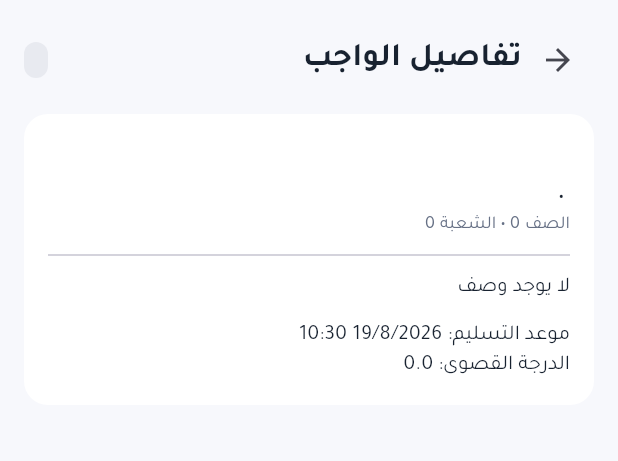
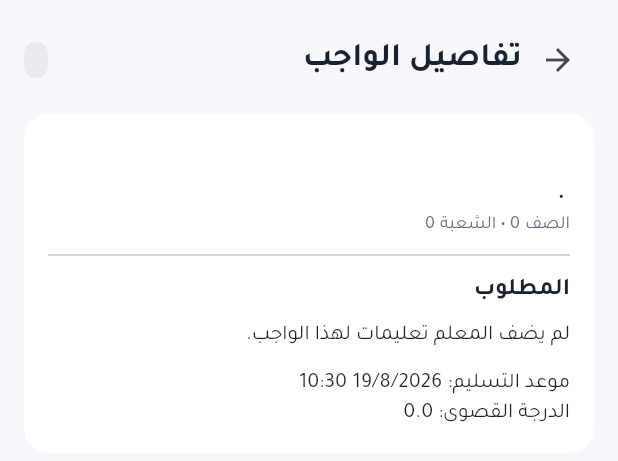
Before and after one commit to bamalliss84/school_saas, a Flutter app: the StudentHomeworkDetailScreen widget shown alone on an empty page, opened directly with empty values, on a phone screen of 412 x 824 dp. Shown: the top 461 px of the screen. Run offline on Flutter 3.47's test engine with Material 3 defaults, Android fonts, the phone set to English and light mode, and no system bars; our stand-ins replace dio, drift, drift_flutter, flutter_riverpod, flutter_secure_storage, go_router and 1 more; accounts and stored records are empty; generated files the repository leaves out were written again.

Commit message:
Integrate homework instructions and attachments

```diff
--- a/mobile_app/lib/features/student/homework/domain/homework_models.dart
+++ b/mobile_app/lib/features/student/homework/domain/homework_models.dart
@@ -35,6 +35,7 @@ class HomeworkSubmissionModel {
     this.submittedAt,
     this.gradedAt,
     this.returnedAt,
+    this.attachments = const [],
   });
 
   final int id;
@@ -47,6 +48,7 @@ class HomeworkSubmissionModel {
   final DateTime? submittedAt;
   final DateTime? gradedAt;
   final DateTime? returnedAt;
+  final List<HomeworkAttachment> attachments;
 
   factory HomeworkSubmissionModel.fromJson(Map<String, dynamic> json) =>
       HomeworkSubmissionModel(
@@ -60,6 +62,10 @@ class HomeworkSubmissionModel {
         submittedAt: _date(json['submitted_at']),
         gradedAt: _date(json['graded_at']),
         returnedAt: _date(json['returned_at']),
+        attachments: (json['attachments'] as List? ?? const [])
+            .map((item) => HomeworkAttachment.fromJson(
+                Map<String, dynamic>.from(item as Map)))
+            .toList(),
       );
 }
 
--- a/mobile_app/lib/features/student/homework/presentation/homework_screens.dart
+++ b/mobile_app/lib/features/student/homework/presentation/homework_screens.dart
@@ -1,3 +1,4 @@
+import 'package:file_picker/file_picker.dart';
 import 'package:flutter/material.dart';
 
 import '../../../../core/design_system/components.dart';
@@ -147,6 +148,8 @@ class StudentHomeworkDetailScreen extends StatefulWidget {
     required this.onBack,
     required this.onSave,
     required this.onSubmit,
+    required this.onUploadAttachments,
+    required this.onDeleteAttachment,
     required this.onDownload,
   });
 
@@ -156,6 +159,8 @@ class StudentHomeworkDetailScreen extends StatefulWidget {
   final VoidCallback onBack;
   final Future<void> Function(HomeworkLocalDraft) onSave;
   final Future<bool> Function() onSubmit;
+  final Future<bool> Function(List<String>) onUploadAttachments;
+  final Future<bool> Function(HomeworkAttachment) onDeleteAttachment;
   final Future<String> Function(HomeworkAttachment) onDownload;
 
   @override
@@ -188,6 +193,33 @@ class _StudentHomeworkDetailScreenState
         localFiles: widget.data.draft.localFiles,
       );
 
+  Future<void> _pickAndUpload() async {
+    final messenger = ScaffoldMessenger.of(context);
+    final result = await FilePicker.platform.pickFiles(
+      allowMultiple: true,
+      type: FileType.custom,
+      allowedExtensions: const ['jpg', 'jpeg', 'png', 'pdf'],
+    );
+    if (result == null || !mounted) return;
+    final paths = result.files
+        .map((file) => file.path)
+        .whereType<String>()
+        .where((path) => path.isNotEmpty)
+        .toList();
+    if (paths.isEmpty) {
+      messenger.showSnackBar(
+        const SnackBar(content: Text('تعذر قراءة الملف المحدد')),
+      );
+      return;
+    }
+    final success = await widget.onUploadAttachments(paths);
+    if (mounted) {
+      messenger.showSnackBar(SnackBar(
+        content: Text(success ? 'تم إرفاق الملف' : 'تعذر إرفاق الملف'),
+      ));
+    }
+  }
+
   @override
   Widget build(BuildContext context) {
     final item = widget.data.homework;
@@ -214,7 +246,11 @@ class _StudentHomeworkDetailScreenState
             Text('الصف ${item.classroomId} • الشعبة ${item.sectionId}',
                 style: Theme.of(context).textTheme.bodySmall),
             const Divider(height: AppSpacing.x6),
-            Text(item.description.isEmpty ? 'لا يوجد وصف' : item.description),
+            Text('المطلوب', style: Theme.of(context).textTheme.titleMedium),
+            const SizedBox(height: AppSpacing.x2),
+            Text(item.description.isEmpty
+                ? 'لم يضف المعلم تعليمات لهذا الواجب.'
+                : item.description),
             const SizedBox(height: AppSpacing.x3),
             Text('موعد التسليم: ${_date(item.dueDate)}'),
             if (item.maxGrade != null) Text('الدرجة القصوى: ${item.maxGrade}'),
@@ -222,7 +258,7 @@ class _StudentHomeworkDetailScreenState
         ),
         if (item.attachments.isNotEmpty) ...[
           const SizedBox(height: AppSpacing.x4),
-          Text('المرفقات', style: Theme.of(context).textTheme.titleLarge),
+          Text('مرفقات المعلم', style: Theme.of(context).textTheme.titleLarge),
           const SizedBox(height: AppSpacing.x2),
           ...item.attachments.map((attachment) => AppCard(
                 child: ListTile(
@@ -230,6 +266,32 @@ class _StudentHomeworkDetailScreenState
                   leading: const Icon(Icons.attach_file),
                   title: Text(attachment.name),
                   subtitle: Text(attachment.contentType),
+                  trailing: IconButton(
+                    tooltip: 'تنزيل',
+                    icon: const Icon(Icons.download_outlined),
+                    onPressed: widget.data.offline
+                        ? null
+                        : () async {
+                            final messenger = ScaffoldMessenger.of(context);
+                            final path = await widget.onDownload(attachment);
+                            if (mounted) {
+                              messenger.showSnackBar(
+                                  SnackBar(content: Text('تم التنزيل: $path')));
+                            }
+                          },
+                  ),
+                ),
+              )),
+        ],
+        if (!editable && item.submission?.attachments.isNotEmpty == true) ...[
+          const SizedBox(height: AppSpacing.x4),
+          Text('مرفقات إجابتي', style: Theme.of(context).textTheme.titleLarge),
+          const SizedBox(height: AppSpacing.x2),
+          ...item.submission!.attachments.map((attachment) => AppCard(
+                child: ListTile(
+                  contentPadding: EdgeInsets.zero,
+                  leading: const Icon(Icons.attach_file),
+                  title: Text(attachment.name),
                   trailing: IconButton(
                     tooltip: 'تنزيل',
                     icon: const Icon(Icons.download_outlined),
@@ -259,7 +321,7 @@ class _StudentHomeworkDetailScreenState
                       : 'تم التصحيح',
                   style: Theme.of(context).textTheme.titleLarge),
               if (item.grade != null)
-                Text('الدرجة: ${item.grade} / ${item.maxGrade ?? '-'}'),
+                Text('الدرجة: ${item.grade} من ${item.maxGrade ?? '-'}'),
               if (item.teacherNote.isNotEmpty) Text(item.teacherNote),
             ]),
           ),
@@ -274,6 +336,41 @@ class _StudentHomeworkDetailScreenState
             maxLines: 10,
             decoration: const InputDecoration(hintText: 'اكتب إجابتك...'),
           ),
+          const SizedBox(height: AppSpacing.x3),
+          AppSecondaryButton(
+            label: 'إرفاق صورة أو PDF',
+            onPressed: widget.submitting || widget.data.offline
+                ? null
+                : _pickAndUpload,
+          ),
+          if (item.submission?.attachments.isNotEmpty == true) ...[
+            const SizedBox(height: AppSpacing.x3),
+            Text('مرفقات إجابتي',
+                style: Theme.of(context).textTheme.titleMedium),
+            const SizedBox(height: AppSpacing.x2),
+            ...item.submission!.attachments.map((attachment) => AppCard(
+                  child: ListTile(
+                    contentPadding: EdgeInsets.zero,
+                    leading: const Icon(Icons.attach_file),
+                    title: Text(attachment.name),
+                    trailing: IconButton(
+                      tooltip: 'حذف المرفق',
+                      icon: const Icon(Icons.delete_outline),
+                      onPressed: widget.submitting || widget.data.offline
+                          ? null
+                          : () async {
+                              final messenger = ScaffoldMessenger.of(context);
+                              final success =
+                                  await widget.onDeleteAttachment(attachment);
+                              if (mounted && !success) {
+                                messenger.showSnackBar(const SnackBar(
+                                    content: Text('تعذر حذف المرفق')));
+                              }
+                            },
+                    ),
+                  ),
+                )),
+          ],
           const SizedBox(height: AppSpacing.x3),
           TextField(
             controller: note,
--- a/mobile_app/lib/features/student_shell/student_shell.dart
+++ b/mobile_app/lib/features/student_shell/student_shell.dart
@@ -214,6 +214,8 @@ class _StudentShellState extends ConsumerState<StudentShell> {
             onBack: controller.closeDetail,
             onSave: controller.saveDraft,
             onSubmit: controller.submit,
+            onUploadAttachments: controller.uploadAttachments,
+            onDeleteAttachment: controller.deleteAttachment,
             onDownload: controller.download,
           ),
         ),
--- a/mobile_app/pubspec.yaml
+++ b/mobile_app/pubspec.yaml
@@ -44,6 +44,7 @@ dependencies:
   drift_flutter: 0.2.4
   shared_preferences: ^2.3.3
   path_provider: 2.1.5
+  file_picker: ^11.0.3
 
 dev_dependencies:
   flutter_test:
```
Also changed, not shown: mobile_app/lib/features/student/homework/data/homework_remote_data_source.dart (+27 -0 lines), mobile_app/lib/features/student/homework/data/homework_repository.dart (+20 -0 lines), mobile_app/lib/features/student/homework/presentation/homework_controller.dart (+43 -0 lines), 2 other files.
